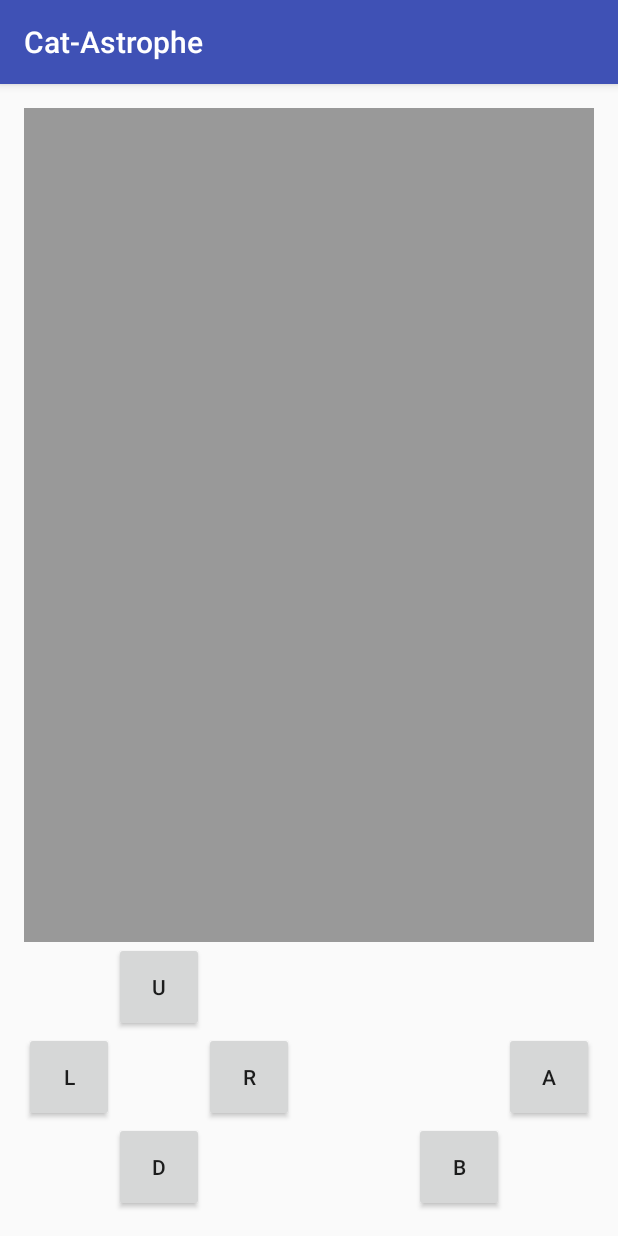
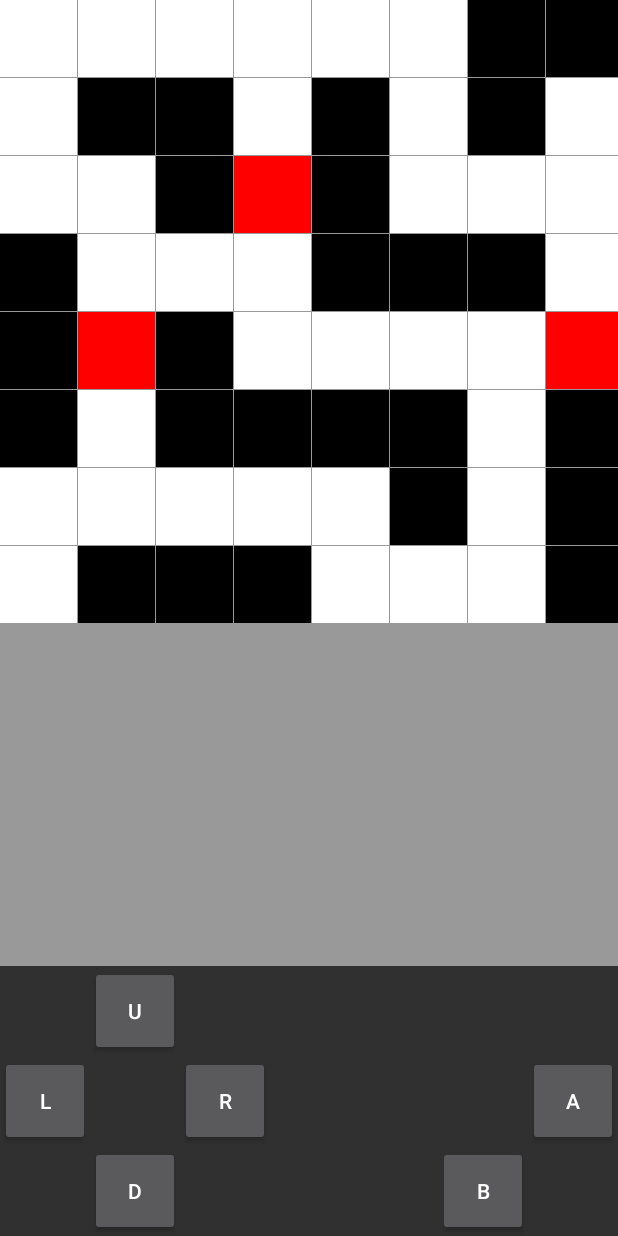
Before and after one commit to noemiekpn/Cat-Astrophe, an Android app: the MazeActivity screen opened directly, with no data from a screen before it, on a phone screen of 412 x 824 dp. Run offline under Robolectric (Android 15) with nearby library versions, the phone set to English and light mode, and no system bars.

Commit message:
Maze display

```diff
--- a/app/src/main/AndroidManifest.xml
+++ b/app/src/main/AndroidManifest.xml
@@ -16,7 +16,8 @@
             </intent-filter>
         </activity>
         <activity android:name=".LevelSelectionActivity" />
-        <activity android:name=".MazeActivity" />
+        <activity android:name=".MazeActivity"
+            android:theme="@style/Theme.AppCompat.NoActionBar"/>
         <activity android:name=".ResultsActivity"></activity>
     </application>
 
--- a/app/src/main/java/catladies/cat_astrophe/MazeActivity.java
+++ b/app/src/main/java/catladies/cat_astrophe/MazeActivity.java
@@ -1,5 +1,6 @@
 package catladies.cat_astrophe;
 
+import android.content.Context;
 import android.graphics.Canvas;
 import android.graphics.Color;
 import android.graphics.Paint;
@@ -12,38 +13,46 @@ import android.support.v7.app.AppCompatActivity;
 import android.os.Bundle;
 import android.view.Display;
 import android.view.Gravity;
+import android.view.View;
 import android.view.ViewGroup;
-import android.widget.FrameLayout;
-import android.widget.Gallery;
+import android.view.Window;
 import android.widget.GridLayout;
 import android.widget.ImageView;
-import android.widget.LinearLayout;
-import android.widget.TableLayout;
-import android.widget.TableRow;
 
 import java.io.BufferedReader;
 import java.io.IOException;
 import java.io.InputStreamReader;
-import java.util.ArrayList;
 
 public class MazeActivity extends AppCompatActivity {
     private final int MAZE_SIZE = 8;
-    int startPos;
-    int finalPos;
-
-
+    int startPos = 56,
+        curPos = startPos,
+        finalPos = 15;
 
     @Override
     protected void onCreate(Bundle savedInstanceState) {
         super.onCreate(savedInstanceState);
         setContentView(R.layout.activity_maze);
 
+        Display display = getWindowManager().getDefaultDisplay();
+        Point size = new Point();
+        display.getSize(size);
+        int width = size.x / MAZE_SIZE;
+        int height = width;
+
         GridLayout mazeGrid = (GridLayout) findViewById(R.id.maze_grid);
-        int width = mazeGrid.getLayoutParams().width / MAZE_SIZE;
-        int height = mazeGrid.getLayoutParams().height / MAZE_SIZE;
-
         mazeGrid.setColumnCount(MAZE_SIZE);
         mazeGrid.setRowCount(MAZE_SIZE);
+
+        ShapeDrawable path = new ShapeDrawable(new RectShape());
+        path.getPaint().setColor(Color.WHITE);
+        path.setIntrinsicHeight(height);
+        path.setIntrinsicWidth(width);
+
+        ShapeDrawable wall = new ShapeDrawable(new RectShape());
+        wall.getPaint().setColor(Color.BLACK);
+        wall.setIntrinsicHeight(height);
+        wall.setIntrinsicWidth(width);
 
         ShapeDrawable bomb = new ShapeDrawable(new RectShape());
         bomb.getPaint().setColor(Color.RED);
@@ -65,18 +74,16 @@ public class MazeActivity extends AppCompatActivity {
                 for(int i = 0; i < MAZE_SIZE; i++) {
                     ImageView cell = new ImageView(getApplicationContext());
 
-//                    if(splitLine[i].equals("0"))
-//                        square.getPaint().setColor(Color.WHITE);
-//                    else if(splitLine[i].equals("1"))
-//                        square.getPaint().setColor(Color.BLACK);
-//                    else if(splitLine[i].equals("2"))
-//                        square.getPaint().setColor(Color.RED);
-
-                    cell.setImageDrawable(bomb);
+                    if(splitLine[i].equals("0"))
+                        cell.setImageDrawable(path);
+                    else if(splitLine[i].equals("1"))
+                        cell.setImageDrawable(wall);
+                    else if(splitLine[i].equals("2"))
+                        cell.setImageDrawable(bomb);
 
                     GridLayout.LayoutParams param = new GridLayout.LayoutParams();
-                    param.height = param.WRAP_CONTENT;
-                    param.width = param.WRAP_CONTENT;
+                    param.bottomMargin = 1;
+                    param.rightMargin = 1;
                     param.setGravity(Gravity.CENTER);
                     param.columnSpec = GridLayout.spec(i);
                     param.rowSpec = GridLayout.spec(row);
@@ -99,4 +106,22 @@ public class MazeActivity extends AppCompatActivity {
             }
         }
     }
+
+    // Custom view class
+    private class MazeView extends View {
+        public MazeView(Context context) { super(context); }
+
+        @Override
+        protected void onDraw(Canvas canvas) {
+            Rect rect = new Rect();
+
+            rect.set(0, 0, 100, 100);
+
+            Paint paint = new Paint();
+            paint.setColor(Color.CYAN);
+            paint.setStyle(Paint.Style.FILL);
+
+            canvas.drawRect(rect, paint);
+        }
+    }
 }
--- a/app/src/main/res/layout/activity_maze.xml
+++ b/app/src/main/res/layout/activity_maze.xml
@@ -4,12 +4,18 @@
     xmlns:tools="http://schemas.android.com/tools"
     android:layout_width="match_parent"
     android:layout_height="match_parent"
-    android:paddingBottom="@dimen/activity_vertical_margin"
-    android:paddingLeft="@dimen/activity_horizontal_margin"
-    android:paddingRight="@dimen/activity_horizontal_margin"
-    android:paddingTop="@dimen/activity_vertical_margin"
+    android:orientation="vertical"
     tools:context="catladies.cat_astrophe.MazeActivity">
 
+    <GridLayout
+        android:layout_width="match_parent"
+        android:layout_height="wrap_content"
+        android:id="@+id/maze_grid"
+        android:background="#999999"
+        android:layout_alignParentTop="true"
+        android:layout_above="@+id/button_up">
+
+    </GridLayout>
 
     <Button
         android:layout_width="60dp"
@@ -66,24 +72,4 @@
         android:layout_toLeftOf="@+id/button_A"
         android:layout_toStartOf="@+id/button_A" />
 
-    <Chronometer
-        android:layout_width="wrap_content"
-        android:layout_height="wrap_content"
-        android:id="@+id/chronometer"
-        android:layout_alignParentRight="true"
-        android:layout_alignParentEnd="true"
-        android:layout_above="@+id/button_up" />
-
-    <GridLayout
-        android:layout_width="match_parent"
-        android:layout_height="match_parent"
-        android:layout_alignParentTop="true"
-        android:layout_alignParentLeft="true"
-        android:layout_alignParentStart="true"
-        android:layout_above="@+id/button_up"
-        android:id="@+id/maze_grid"
-        android:background="#999999">
-
-    </GridLayout>
-
 </RelativeLayout>
```
